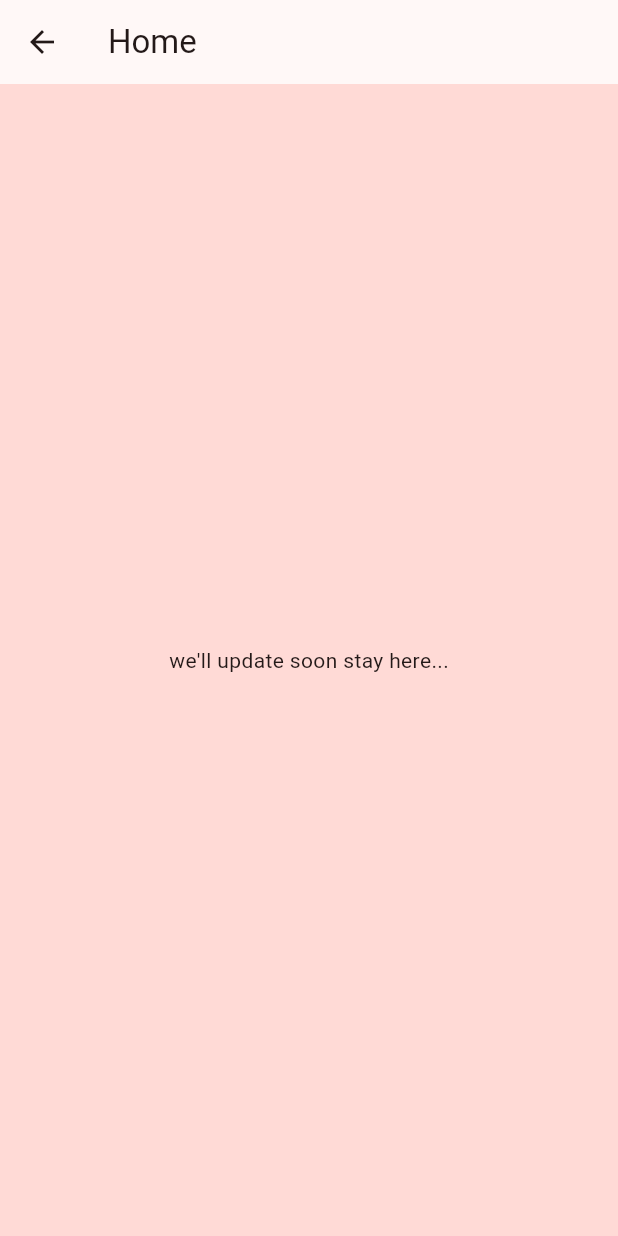
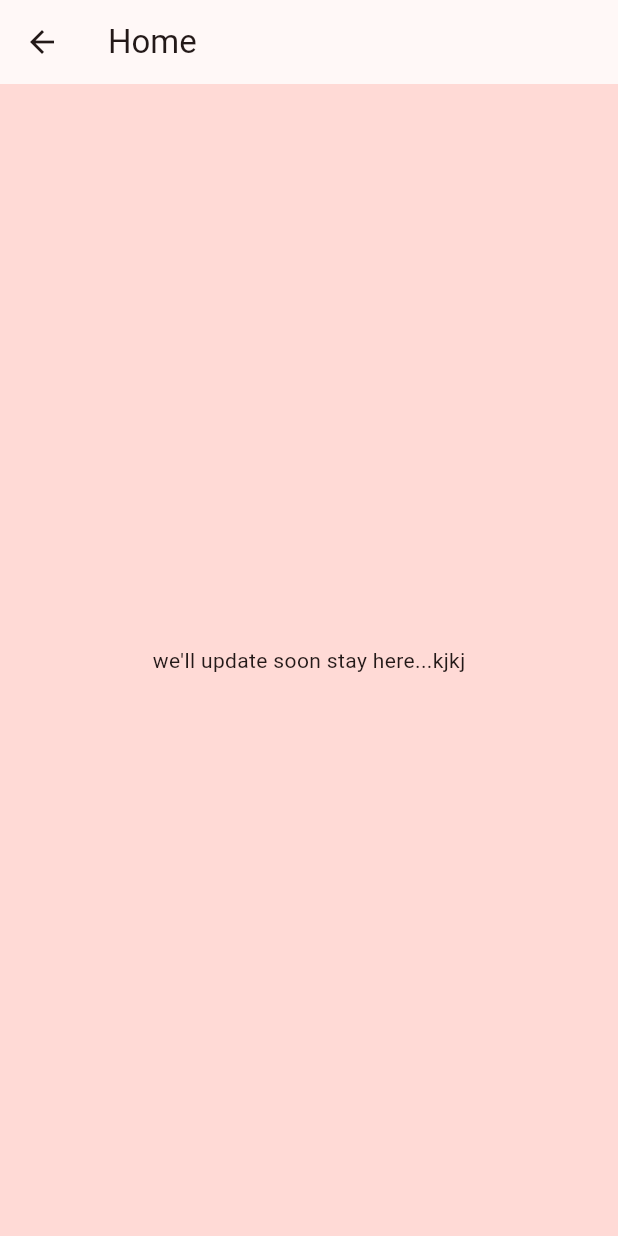
Before and after one commit to haridev1004/flutter_dev_uikit, a Flutter app: the HomeScreen screen opened directly, on a phone screen of 412 x 824 dp. Run offline on Flutter 3.47's test engine with Material 3 defaults, Android fonts, the phone set to English and light mode, and no system bars; our stand-ins replace lottie.

Commit message:
refact: changes

```diff
--- a/lib/screens/home_screen.dart
+++ b/lib/screens/home_screen.dart
@@ -10,7 +10,7 @@ class HomeScreen extends StatelessWidget {
         title: Text('Home'),
       ),
       body: Center(
-        child: Text("we'll update soon stay here..."),
+        child: Text("we'll update soon stay here...kjkj"),
       ),
       backgroundColor: Theme.of(context).colorScheme.secondaryContainer,
     );
```
